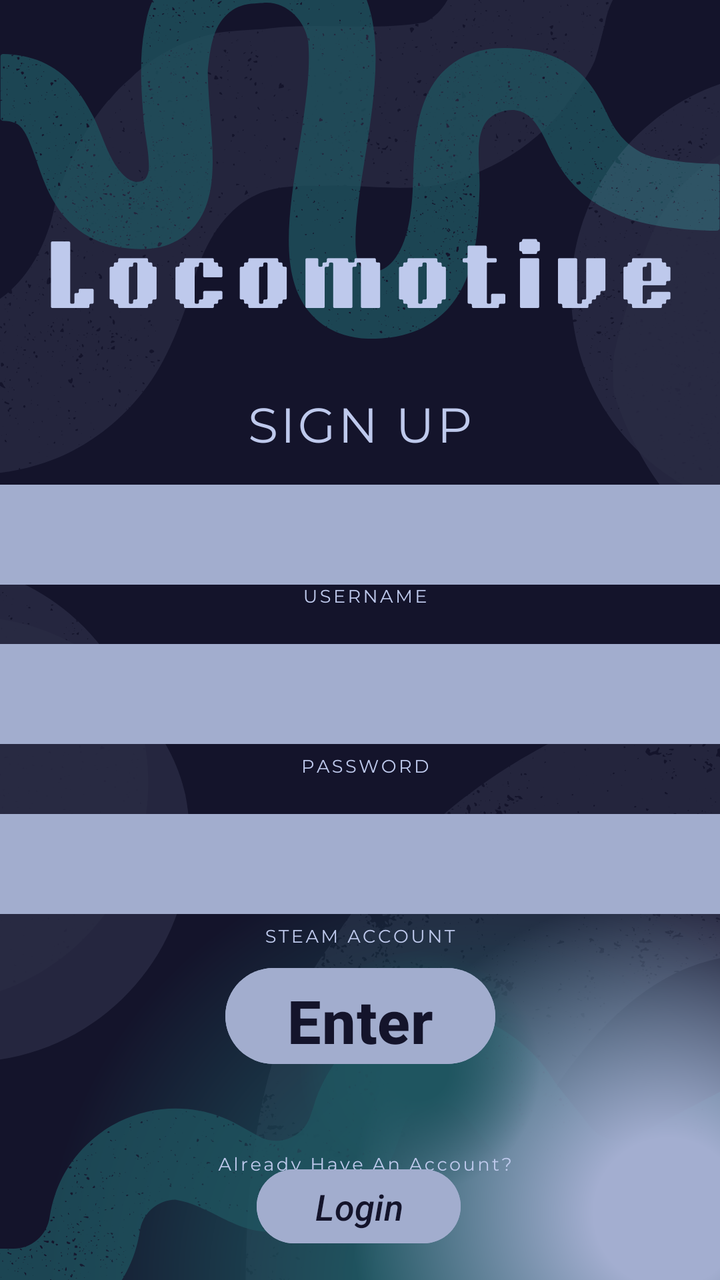
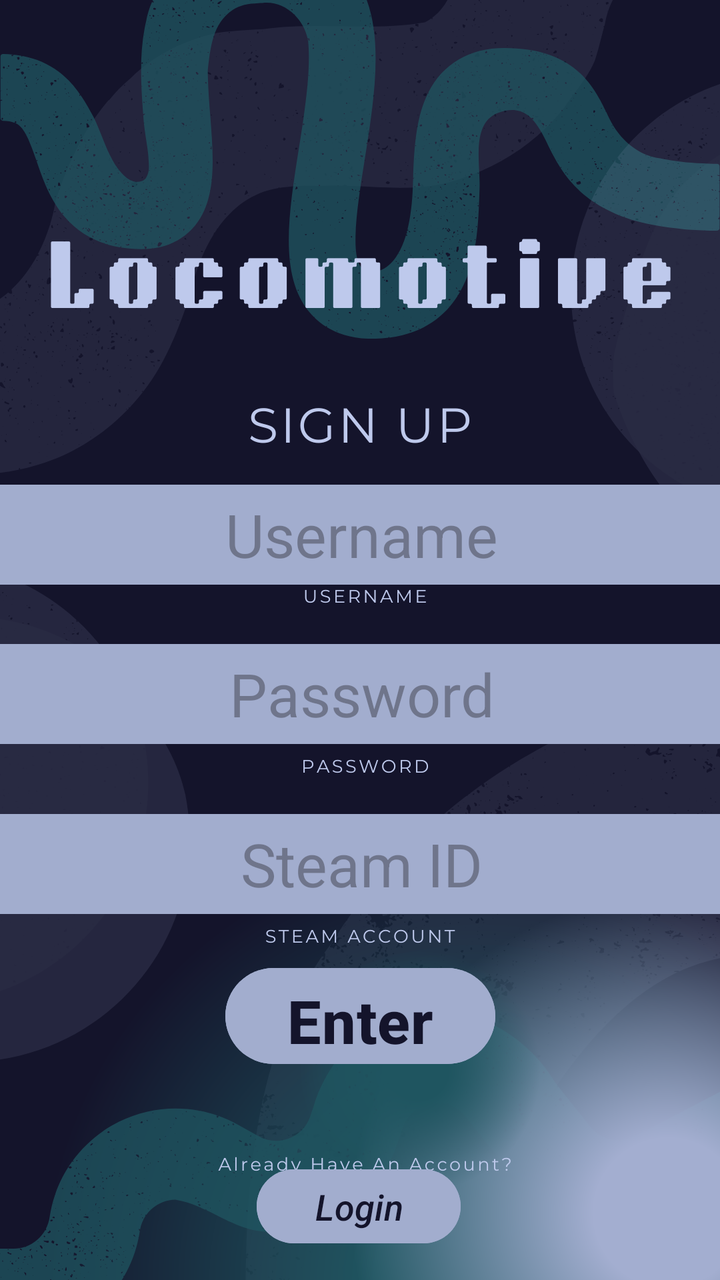

Screens rendered from an Android XML layout before and after an edit, with the pre-edit source and the edit as a unified diff.
<!-- AndroidManifest.xml: application theme Theme.Locomotive -->
<!-- res/layout/activity_signup.xml -->
<?xml version="1.0" encoding="utf-8"?>

<androidx.constraintlayout.widget.ConstraintLayout xmlns:android="http://schemas.android.com/apk/res/android"
    xmlns:app="http://schemas.android.com/apk/res-auto"
    xmlns:tools="http://schemas.android.com/tools"
    android:layout_width="match_parent"
    android:layout_height="match_parent"
    android:id="@+id/signup"
    tools:context=".SignupActivity"
    android:background="@drawable/signup_background">

    

    <Button
        android:id="@+id/LoginButton"
        android:layout_width="102dp"
        android:layout_height="45dp"
        android:layout_gravity="center"
        android:backgroundTint="#A2ADCE"
        android:text="Login"
        android:textColor="#14142B"
        android:textSize="18sp"
        android:textStyle="italic"
        app:layout_constraintBottom_toBottomOf="parent"
        app:layout_constraintEnd_toEndOf="parent"
        app:layout_constraintHorizontal_bias="0.498"
        app:layout_constraintStart_toStartOf="parent"
        app:layout_constraintTop_toTopOf="parent"
        app:layout_constraintVertical_bias="0.976" />


    

    <Button
        android:id="@+id/EnterButton"
        android:layout_width="135dp"
        android:layout_height="56dp"
        android:layout_gravity="center"
        android:backgroundTint="#A2ADCE"
        android:text="Enter"
        android:textColor="#14142B"
        android:textSize="30sp"
        android:textStyle="bold"
        app:layout_constraintBottom_toBottomOf="parent"
        app:layout_constraintEnd_toEndOf="parent"
        app:layout_constraintStart_toStartOf="parent"
        app:layout_constraintTop_toTopOf="parent"
        app:layout_constraintVertical_bias="0.822" />

    <EditText
        android:id="@+id/UsernameTextEntry"
        android:layout_width="362dp"
        android:layout_height="50dp"
        android:background="#A2ADCE"
        android:gravity="center"
        android:textColor="#14142B"
        android:textSize="30sp"
        app:layout_constraintBottom_toBottomOf="parent"
        app:layout_constraintEnd_toEndOf="parent"
        app:layout_constraintHorizontal_bias="0.489"
        app:layout_constraintStart_toStartOf="parent"
        app:layout_constraintTop_toTopOf="parent"
        app:layout_constraintVertical_bias="0.411" />

    <EditText
        android:id="@+id/PasswordTextEntry"
        android:layout_width="362dp"
        android:layout_height="50dp"
        android:background="#A2ADCE"
        android:gravity="center"
        android:textColor="#14142B"
        android:textSize="30sp"
        app:layout_constraintBottom_toBottomOf="parent"
        app:layout_constraintEnd_toEndOf="parent"
        app:layout_constraintHorizontal_bias="0.489"
        app:layout_constraintStart_toStartOf="parent"
        app:layout_constraintTop_toTopOf="parent"
        app:layout_constraintVertical_bias="0.546" />

    <EditText
        android:id="@+id/SteamTextEntry"
        android:layout_width="362dp"
        android:layout_height="50dp"
        android:background="#A2ADCE"
        android:gravity="center"
        android:textColor="#14142B"
        android:textSize="30sp"
        app:layout_constraintBottom_toBottomOf="parent"
        app:layout_constraintEnd_toEndOf="parent"
        app:layout_constraintHorizontal_bias="0.489"
        app:layout_constraintStart_toStartOf="parent"
        app:layout_constraintTop_toTopOf="parent"
        app:layout_constraintVertical_bias="0.69" />


</androidx.constraintlayout.widget.ConstraintLayout>
<!-- resources referenced by this layout -->
<resources>
  <!-- drawable signup_background: png bitmap (drawable, 347559 bytes) -->
  <style name="Theme.Locomotive" parent="Base.Theme.Locomotive" />
  <style name="Base.Theme.Locomotive" parent="Theme.Material3.DayNight.NoActionBar">
          
          
      </style>
</resources>

<!-- the commit's change to res/layout/activity_signup.xml (unified diff, before → after) -->
@@ -32,7 +32,7 @@
     
 
     <Button
-        android:id="@+id/EnterButton"
+        android:id="@+id/signupButton"
         android:layout_width="135dp"
         android:layout_height="56dp"
         android:layout_gravity="center"
@@ -53,6 +53,7 @@
         android:layout_height="50dp"
         android:background="#A2ADCE"
         android:gravity="center"
+        android:hint="Username"
         android:textColor="#14142B"
         android:textSize="30sp"
         app:layout_constraintBottom_toBottomOf="parent"
@@ -68,6 +69,7 @@
         android:layout_height="50dp"
         android:background="#A2ADCE"
         android:gravity="center"
+        android:hint="Password"
         android:textColor="#14142B"
         android:textSize="30sp"
         app:layout_constraintBottom_toBottomOf="parent"
@@ -83,6 +85,7 @@
         android:layout_height="50dp"
         android:background="#A2ADCE"
         android:gravity="center"
+        android:hint="Steam ID"
         android:textColor="#14142B"
         android:textSize="30sp"
         app:layout_constraintBottom_toBottomOf="parent"
